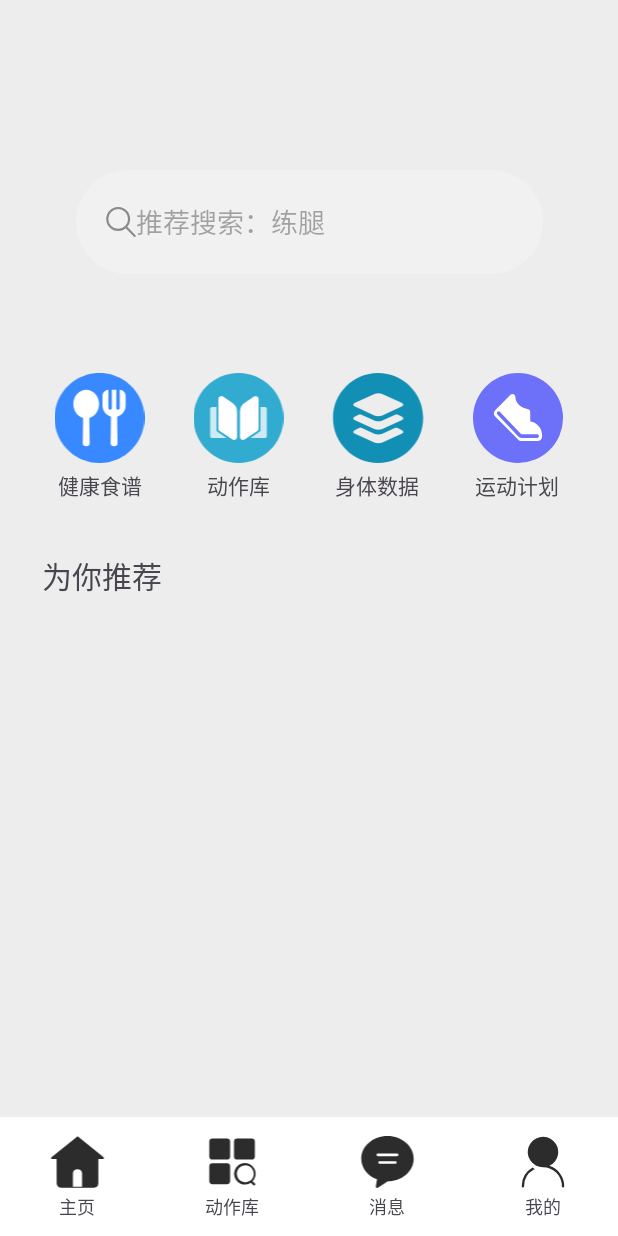
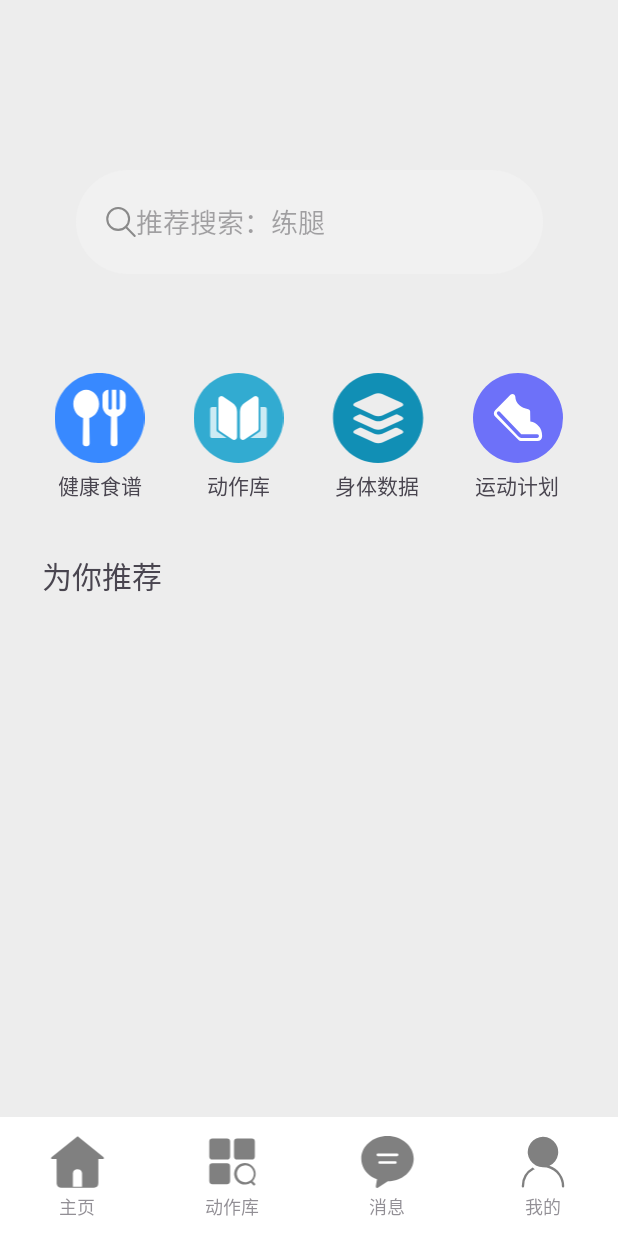
Before and after one commit to GaoJiedot/MobileDevelopement, an Android app: the layout home.xml on its own in the app's theme, with its tools: preview values and no code run, on a phone screen of 412 x 824 dp. Run offline under Robolectric (Android 15) with nearby library versions, the phone set to English and light mode, and no system bars.

Commit message:
更改了主页底部导航栏的颜色

```diff
--- a/MobileDevelopmentapp/app/src/main/res/layout/home.xml
+++ b/MobileDevelopmentapp/app/src/main/res/layout/home.xml
@@ -42,6 +42,7 @@
             android:layout_width="60dp"
             android:layout_height="60dp"
             android:layout_weight="1"
+
             app:srcCompat="@drawable/food" />
 
         <ImageView
@@ -127,6 +128,7 @@
             android:layout_height="wrap_content"
             android:layout_marginTop="10dp"
             android:gravity="center"
+
             android:orientation="horizontal">
 
             <ImageView
@@ -134,6 +136,7 @@
                 android:layout_width="40dp"
                 android:layout_height="40dp"
                 android:layout_weight="1"
+                android:alpha="@dimen/material_emphasis_medium"
                 app:srcCompat="@drawable/home" />
 
             <ImageView
@@ -141,6 +144,7 @@
                 android:layout_width="40dp"
                 android:layout_height="40dp"
                 android:layout_weight="1"
+                android:alpha="@dimen/material_emphasis_medium"
                 app:srcCompat="@drawable/lesson_bottom" />
 
             <ImageView
@@ -148,6 +152,8 @@
                 android:layout_width="40dp"
                 android:layout_height="40dp"
                 android:layout_weight="1"
+
+                android:alpha="@dimen/material_emphasis_medium"
                 app:srcCompat="@drawable/message" />
 
             <ImageView
@@ -155,6 +161,7 @@
                 android:layout_width="40dp"
                 android:layout_height="40dp"
                 android:layout_weight="1"
+                android:alpha="@dimen/material_emphasis_medium"
                 app:srcCompat="@drawable/my" />
         </LinearLayout>
 
@@ -171,36 +178,40 @@
                 android:layout_width="20dp"
                 android:layout_height="20dp"
                 android:layout_weight="1"
+                android:alpha="@dimen/material_emphasis_medium"
                 android:gravity="center"
-                android:textSize="12sp"
-                android:text="主页" />
+                android:text="主页"
+                android:textSize="12sp" />
 
             <TextView
                 android:id="@+id/textView5"
                 android:layout_width="20dp"
                 android:layout_height="20dp"
                 android:layout_weight="1"
+                android:alpha="@dimen/material_emphasis_medium"
                 android:gravity="center"
-                android:textSize="12sp"
-                android:text="动作库" />
+                android:text="动作库"
+                android:textSize="12sp" />
 
             <TextView
                 android:id="@+id/textView6"
                 android:layout_width="20dp"
                 android:layout_height="20dp"
                 android:layout_weight="1"
+                android:alpha="@dimen/material_emphasis_medium"
                 android:gravity="center"
-                android:textSize="12sp"
-                android:text="消息" />
+                android:text="消息"
+                android:textSize="12sp" />
 
             <TextView
                 android:id="@+id/textView7"
                 android:layout_width="20dp"
                 android:layout_height="20dp"
                 android:layout_weight="1"
+                android:alpha="@dimen/material_emphasis_medium"
                 android:gravity="center"
-                android:textSize="12sp"
-                android:text="我的" />
+                android:text="我的"
+                android:textSize="12sp" />
         </LinearLayout>
 
     </com.google.android.material.bottomnavigation.BottomNavigationView>
--- a/MobileDevelopmentapp/app/src/main/res/values/colors.xml
+++ b/MobileDevelopmentapp/app/src/main/res/values/colors.xml
@@ -3,4 +3,5 @@
     <color name="black">#FF000000</color>
     <color name="white">#FFFFFFFF</color>
     <color name="backgound_color">#EDEDED</color>
+    <color name="gray">#808080</color>
 </resources>
```
